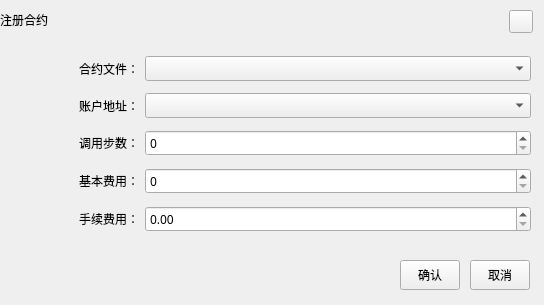
This is ChainIDE/custom/RegisterContractDialogUB.ui in HcashOrg/HX-IDE as Qt 5 draws it before an edit. The edited form follows.
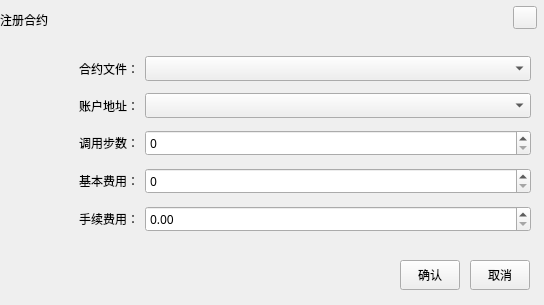
This is the edited form.

Patch:
```diff
--- a/ChainIDE/custom/RegisterContractDialogUB.ui
+++ b/ChainIDE/custom/RegisterContractDialogUB.ui
@@ -48,8 +48,8 @@
   <widget class="QToolButton" name="closeBtn">
    <property name="geometry">
     <rect>
-     <x>509</x>
-     <y>10</y>
+     <x>513</x>
+     <y>6</y>
      <width>24</width>
      <height>23</height>
     </rect>
```
